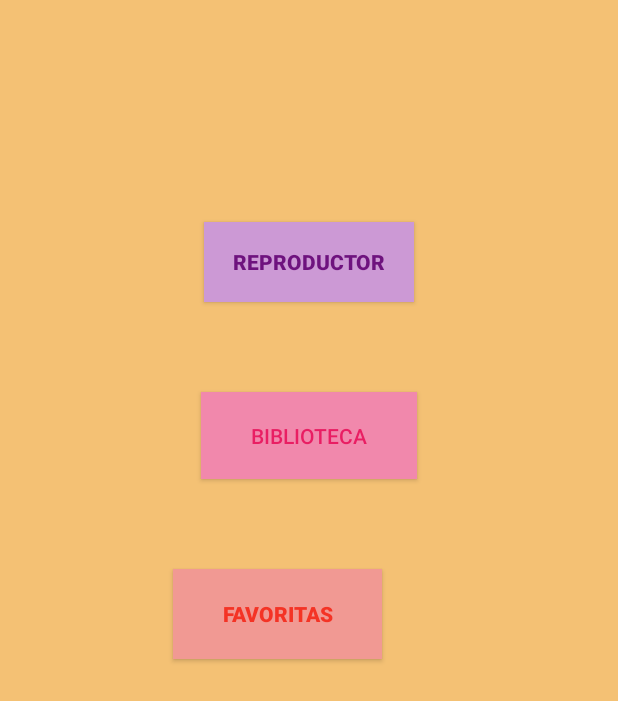
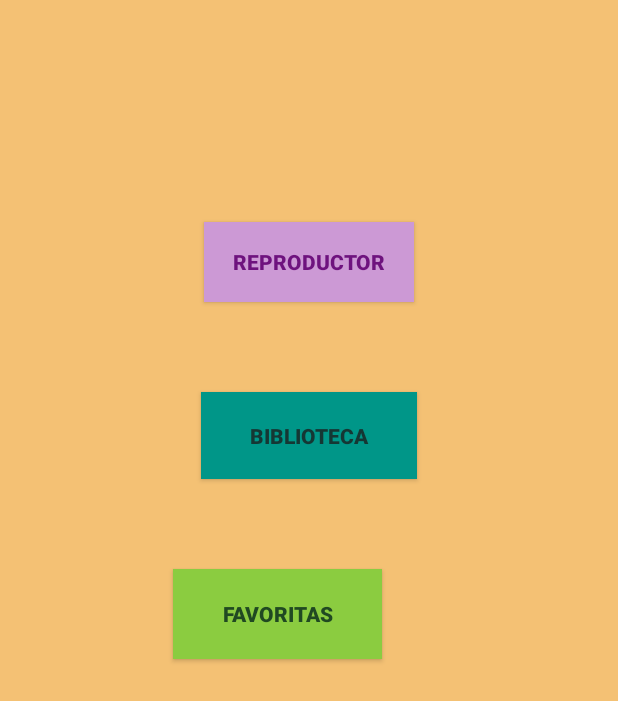
Before and after one commit to vrserrano/Sound, an Android app: the layout activity_principal.xml on its own in the app's theme, with its tools: preview values and no code run, on a phone screen of 412 x 824 dp. Shown: the top 701 px of the screen. Run offline under Robolectric (Android 15) with nearby library versions, the phone set to English and light mode, and no system bars.

Commit message:
Activities, biblioteca y reproducción

```diff
--- a/app/src/main/AndroidManifest.xml
+++ b/app/src/main/AndroidManifest.xml
@@ -15,8 +15,9 @@
         android:roundIcon="@mipmap/ic_launcher_round"
         android:supportsRtl="true"
         android:theme="@style/AppTheme">
-        <activity android:name=".MainActivity">
-        </activity>
+        <activity android:name=".FavoriteSong"></activity>
+        <activity android:name=".SongPlayer" />
+        <activity android:name=".MainActivity" />
 
         <service android:name=".songService" />
 
--- a/app/src/main/res/layout/activity_principal.xml
+++ b/app/src/main/res/layout/activity_principal.xml
@@ -9,7 +9,7 @@
     tools:context=".PrincipalActivity">
 
     <Button
-        android:id="@+id/reproductor"
+        android:id="@+id/player"
         android:layout_width="140dp"
         android:layout_height="53dp"
         android:layout_marginStart="144dp"
@@ -27,7 +27,7 @@
         app:layout_constraintTop_toTopOf="parent" />
 
     <Button
-        android:id="@+id/favoritas"
+        android:id="@+id/favorite"
         android:layout_width="139dp"
         android:layout_height="60dp"
         android:layout_marginStart="115dp"
@@ -35,18 +35,18 @@
         android:layout_marginTop="60dp"
         android:layout_marginEnd="115dp"
         android:layout_marginRight="115dp"
-        android:background="#F19993"
+        android:background="#8BCC40"
         android:text="Favoritas"
         android:textAllCaps="true"
-        android:textColor="#F43325"
+        android:textColor="#204922"
         android:textStyle="bold"
         app:layout_constraintEnd_toEndOf="parent"
         app:layout_constraintHorizontal_bias="0.0"
         app:layout_constraintStart_toStartOf="parent"
-        app:layout_constraintTop_toBottomOf="@+id/biblioteca" />
+        app:layout_constraintTop_toBottomOf="@+id/library" />
 
     <Button
-        android:id="@+id/biblioteca"
+        android:id="@+id/library"
         android:layout_width="144dp"
         android:layout_height="58dp"
         android:layout_marginStart="144dp"
@@ -54,10 +54,12 @@
         android:layout_marginTop="60dp"
         android:layout_marginEnd="144dp"
         android:layout_marginRight="144dp"
-        android:background="#F188AC"
+        android:background="#009688"
         android:text="Biblioteca"
-        android:textColor="#E91E63"
+        android:textAllCaps="true"
+        android:textColor="#153734"
+        android:textStyle="bold"
         app:layout_constraintEnd_toEndOf="parent"
         app:layout_constraintStart_toStartOf="parent"
-        app:layout_constraintTop_toBottomOf="@+id/reproductor" />
+        app:layout_constraintTop_toBottomOf="@+id/player" />
 </androidx.constraintlayout.widget.ConstraintLayout>
```
Also changed, not shown: app/src/main/java/com/verocorp/soundsoulapp/FavoriteSong.java (added, +15 -0 lines), app/src/main/java/com/verocorp/soundsoulapp/MainActivity.java (+9 -11 lines), app/src/main/java/com/verocorp/soundsoulapp/PrincipalActivity.java (+30 -17 lines), app/src/main/java/com/verocorp/soundsoulapp/SongPlayer.java (added, +14 -0 lines), app/src/main/java/com/verocorp/soundsoulapp/songService.java (+12 -12 lines), app/src/main/res/layout/activity_favorite_song.xml (added, +10 -0 lines), app/src/main/res/layout/activity_player_song.xml (added, +10 -0 lines).
